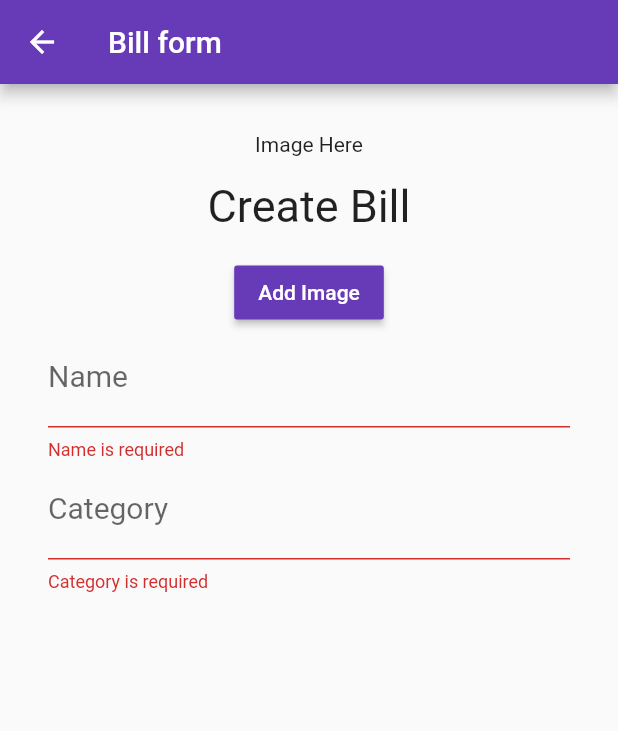
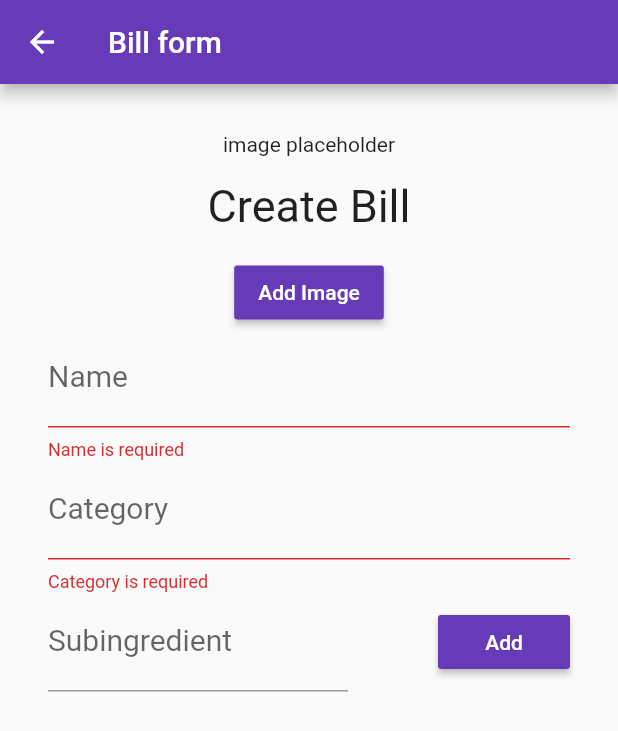
Before and after one commit to mateolas/archive_your_bill, a Flutter app: the BillForm screen opened directly, on a phone screen of 412 x 824 dp. Shown: the top 731 px of the screen. Run offline on Flutter 3.47's test engine with Material 2 defaults, Android fonts, the phone set to English and light mode, and no system bars; our stand-ins replace cloud_firestore, firebase_auth; accounts and stored records are empty; statements that could not run were skipped.

Commit message:
Importing ingredients and picture. Added button on top of the picture.

```diff
--- a/archive_your_bill/lib/model/bill.dart
+++ b/archive_your_bill/lib/model/bill.dart
@@ -8,6 +8,8 @@ class Bill {
   List subIngredients;
   Timestamp createdAt;
   Timestamp updatedAt;
+
+  Bill();
 
   //named constructor
   //we're passing a Map
--- a/archive_your_bill/lib/screens/bill_form.dart
+++ b/archive_your_bill/lib/screens/bill_form.dart
@@ -1,5 +1,9 @@
+import 'dart:io';
+
 import 'package:archive_your_bill/model/bill.dart';
+import 'package:archive_your_bill/notifier/bill_notifier.dart';
 import 'package:flutter/material.dart';
+import 'package:provider/provider.dart';
 
 class BillForm extends StatefulWidget {
   @override
@@ -12,14 +16,75 @@ class _BillFormState extends State<BillForm> {
   List _subingredients = [];
   //the same as CurrentBill in BillNotifier
   Bill _currentBill;
+  //if we're having an image we will modify it
+  String _imageUrl;
+  File _imageFile;
+  TextEditingController subingredientController = new TextEditingController();
 
-  Widget _showImage() {
-    return Text('Image Here');
+  //getting current bill from bill notifier
+  //initState is build even before the widget tree is built
+  @override
+  void initState() {
+    super.initState();
+    //listen: false because we only want to get data, not listen to it
+    BillNotifier billNotifier =
+        Provider.of<BillNotifier>(context, listen: false);
+
+    //checking if we're editing or adding new Bill
+    //referring to the the 'AddButtion' at the feed page
+    if (billNotifier.currentBill != null) {
+      _currentBill = billNotifier.currentBill;
+    } else {
+      _currentBill = Bill();
+    }
+
+    _subingredients.addAll(billNotifier.currentBill.subIngredients);
+    _imageUrl = billNotifier.currentBill.image;
   }
 
+  //this function will show the image if we have it
+  Widget _showImage() {
+    //if we don't have a local file or the image from the web
+    if (_imageFile == null && _imageUrl == null) {
+      return Text('image placeholder');
+    }
+    //we always want to execute the_imageFile condition
+    //even when the imageUrl exists
+    //it means we want to upload new picture for the bill
+    else if (_imageFile != null) {
+      return Text('Image from file');
+    } else if (_imageUrl != null) {
+      print('showing image from url');
+      //Stack allowys to put two images on top of each other
+      return Stack(
+        alignment: AlignmentDirectional.bottomCenter,
+        children: <Widget>[
+          Image.network(
+            _imageUrl,
+            fit: BoxFit.cover,
+            height: 250,
+          ),
+          FlatButton(
+            child: Text(
+              'Change Image',
+              style: TextStyle(
+                  color: Colors.white,
+                  fontSize: 22,
+                  fontWeight: FontWeight.w400),
+            ),
+            onPressed: () => _getLocalImage(),
+          ),
+        ],
+      );
+    }
+  }
+
+  _getLocalImage() {}
   Widget _buildNameField() {
     return TextFormField(
       decoration: InputDecoration(labelText: 'Name'),
+      //the case if we're editing the bill
+      initialValue: _currentBill.name,
       keyboardType: TextInputType.text,
       style: TextStyle(fontSize: 20),
       validator: (String value) {
@@ -42,6 +107,7 @@ class _BillFormState extends State<BillForm> {
   Widget _buildCategoryField() {
     return TextFormField(
       decoration: InputDecoration(labelText: 'Category'),
+      initialValue: _currentBill.category,
       keyboardType: TextInputType.text,
       style: TextStyle(fontSize: 20),
       validator: (String value) {
@@ -59,6 +125,27 @@ class _BillFormState extends State<BillForm> {
         _currentBill.name = value;
       },
     );
+  }
+
+  _buildSubingredientField() {
+    return SizedBox(
+      width: 200,
+      child: TextField(
+        controller: subingredientController,
+        keyboardType: TextInputType.text,
+        decoration: InputDecoration(labelText: 'Subingredient'),
+        style: TextStyle(fontSize: 20),
+      ),
+    );
+  }
+
+  _addSubingredient(String text) {
+    if (text.isNotEmpty) {
+      setState(() {
+        _subingredients.add(text);
+      });
+      subingredientController.clear();
+    }
   }
 
   @override
@@ -94,7 +181,43 @@ class _BillFormState extends State<BillForm> {
               ),
               _buildNameField(),
               _buildCategoryField(),
+              //Setting the ingredients
+              Row(
+                mainAxisAlignment: MainAxisAlignment.spaceBetween,
+                children: <Widget>[
+                  _buildSubingredientField(),
+                  ButtonTheme(
+                    child: RaisedButton(
+                      child: Text('Add', style: TextStyle(color: Colors.white)),
+                      onPressed: () =>
+                          _addSubingredient(subingredientController.text),
+                    ),
+                  )
+                ],
+              ),
               SizedBox(height: 16),
+              GridView.count(
+                shrinkWrap: true,
+                scrollDirection: Axis.vertical,
+                padding: EdgeInsets.all(8),
+                crossAxisCount: 3,
+                crossAxisSpacing: 4,
+                mainAxisSpacing: 4,
+                children: _subingredients
+                    .map((ingredient) => Card(
+                          color: Colors.black54,
+                          child: Center(
+                            child: Text(
+                              ingredient,
+                              style: TextStyle(
+                                color: Colors.white,
+                                fontSize: 16,
+                              ),
+                            ),
+                          ),
+                        ))
+                    .toList(),
+              ),
             ],
           ),
         ),
--- a/archive_your_bill/lib/screens/feed.dart
+++ b/archive_your_bill/lib/screens/feed.dart
@@ -60,6 +60,8 @@ class _FeedState extends State<Feed> {
             ),
             title: Text(billNotifier.billList[index].name),
             subtitle: Text(billNotifier.billList[index].category),
+            //when we tap on the Tile of the listView we're moving to a screen
+            //where we're presenting the current bill
             onTap: () {
               billNotifier.currentBill = billNotifier.billList[index];
               Navigator.of(context)
@@ -77,6 +79,9 @@ class _FeedState extends State<Feed> {
       ),
       floatingActionButton: FloatingActionButton(
         onPressed: () {
+          //when we're pressing 'Add new bill' we're setting the currentBill to null
+          //thanks to it, we're starting a newBill and not editing a bill
+          billNotifier.currentBill = null;
           //moving into bill_form page
           Navigator.of(context)
               .push(MaterialPageRoute(builder: (BuildContext context) {
```
